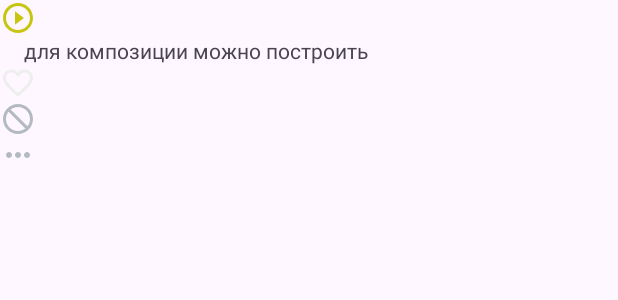
After one commit to SeregaDZEN/MediaPlayer, an Android app: the layout item_track.xml on its own in the app's theme, with its tools: preview values and no code run, on a phone screen of 412 x 824 dp. The commit adds this screen. Shown: the top 300 px of the screen. Run offline under Robolectric (Android 15) with nearby library versions, the phone set to English and light mode, and no system bars.

Commit message:
change adapter and layouts

```diff
--- /dev/null
+++ b/app/src/main/res/drawable/ic_like.xml
@@ -0,0 +1,5 @@
+<vector android:height="24dp" android:tint="#EEEEEE"
+    android:viewportHeight="24" android:viewportWidth="24"
+    android:width="24dp" xmlns:android="http://schemas.android.com/apk/res/android">
+    <path android:fillColor="@android:color/white" android:pathData="M16.5,3c-1.74,0 -3.41,0.81 -4.5,2.09C10.91,3.81 9.24,3 7.5,3 4.42,3 2,5.42 2,8.5c0,3.78 3.4,6.86 8.55,11.54L12,21.35l1.45,-1.32C18.6,15.36 22,12.28 22,8.5 22,5.42 19.58,3 16.5,3zM12.1,18.55l-0.1,0.1 -0.1,-0.1C7.14,14.24 4,11.39 4,8.5 4,6.5 5.5,5 7.5,5c1.54,0 3.04,0.99 3.57,2.36h1.87C13.46,5.99 14.96,5 16.5,5c2,0 3.5,1.5 3.5,3.5 0,2.89 -3.14,5.74 -7.9,10.05z"/>
+</vector>
--- /dev/null
+++ b/app/src/main/res/drawable/ic_menu_horizontal.xml
@@ -0,0 +1,5 @@
+<vector xmlns:android="http://schemas.android.com/apk/res/android" android:height="24dp" android:tint="#B4BBC0" android:viewportHeight="24" android:viewportWidth="24" android:width="24dp">
+
+    <path android:fillColor="@android:color/white" android:pathData="M6,10c-1.1,0 -2,0.9 -2,2s0.9,2 2,2 2,-0.9 2,-2 -0.9,-2 -2,-2zM18,10c-1.1,0 -2,0.9 -2,2s0.9,2 2,2 2,-0.9 2,-2 -0.9,-2 -2,-2zM12,10c-1.1,0 -2,0.9 -2,2s0.9,2 2,2 2,-0.9 2,-2 -0.9,-2 -2,-2z"/>
+
+</vector>
--- /dev/null
+++ b/app/src/main/res/drawable/ic_play.xml
@@ -0,0 +1,5 @@
+<vector xmlns:android="http://schemas.android.com/apk/res/android" android:height="24dp" android:tint="#C7C510" android:viewportHeight="24" android:viewportWidth="24" android:width="24dp">
+
+    <path android:fillColor="@android:color/white" android:pathData="M10,16.5l6,-4.5 -6,-4.5v9zM12,2C6.48,2 2,6.48 2,12s4.48,10 10,10 10,-4.48 10,-10S17.52,2 12,2zM12,20c-4.41,0 -8,-3.59 -8,-8s3.59,-8 8,-8 8,3.59 8,8 -3.59,8 -8,8z"/>
+
+</vector>
--- /dev/null
+++ b/app/src/main/res/drawable/ic_round.xml
@@ -0,0 +1,5 @@
+<vector xmlns:android="http://schemas.android.com/apk/res/android" android:height="24dp" android:tint="#B4BBC0" android:viewportHeight="24" android:viewportWidth="24" android:width="24dp">
+
+    <path android:fillColor="@android:color/white" android:pathData="M12,2C6.48,2 2,6.48 2,12s4.48,10 10,10s10,-4.48 10,-10S17.52,2 12,2zM12,20c-4.42,0 -8,-3.58 -8,-8c0,-1.85 0.63,-3.55 1.69,-4.9L16.9,18.31C15.55,19.37 13.85,20 12,20zM18.31,16.9L7.1,5.69C8.45,4.63 10.15,4 12,4c4.42,0 8,3.58 8,8C20,13.85 19.37,15.55 18.31,16.9z"/>
+
+</vector>
--- /dev/null
+++ b/app/src/main/res/layout/item_track.xml
@@ -0,0 +1,65 @@
+<?xml version="1.0" encoding="utf-8"?>
+<LinearLayout
+    xmlns:android="http://schemas.android.com/apk/res/android"
+    xmlns:app="http://schemas.android.com/apk/res-auto"
+    xmlns:tools="http://schemas.android.com/tools"
+    android:id="@+id/main"
+    android:layout_width="match_parent"
+    android:layout_height="wrap_content"
+    tools:context=".MainActivity"
+    android:orientation="vertical"
+  >
+
+
+
+    <ImageView
+        android:id="@+id/play"
+        android:layout_width="wrap_content"
+        android:layout_height="wrap_content"
+        android:src="@drawable/ic_play" />
+
+    <TextView
+        android:id="@+id/track"
+        android:layout_width="wrap_content"
+        android:layout_height="wrap_content"
+        android:layout_marginLeft="16dp"
+        android:text="для композиции можно построить"/>
+
+    <ImageView
+        android:id="@+id/like"
+        android:layout_width="wrap_content"
+        android:layout_height="wrap_content"
+        android:src="@drawable/ic_like" />
+
+    <ImageView
+        android:id="@+id/round"
+        android:layout_width="wrap_content"
+        android:layout_height="wrap_content"
+        android:src="@drawable/ic_round" />
+    <ImageView
+        android:id="@+id/menu"
+        android:layout_width="wrap_content"
+        android:layout_height="wrap_content"
+        android:src="@drawable/ic_menu_horizontal" />
+
+    <androidx.recyclerview.widget.RecyclerView
+        android:id="@+id/list"
+        android:layout_width="0dp"
+        android:layout_height="0dp"
+        app:layoutManager="androidx.recyclerview.widget.LinearLayoutManager"
+        app:layout_constraintBottom_toBottomOf="parent"
+        app:layout_constraintEnd_toEndOf="parent"
+        app:layout_constraintStart_toStartOf="parent"
+        app:layout_constraintTop_toTopOf="parent"
+        tools:listitem="" />
+
+    <!--    <Button-->
+    <!--        android:id="@+id/playGO"-->
+    <!--        android:layout_width="wrap_content"-->
+    <!--        android:layout_height="wrap_content"-->
+    <!--        android:text="@string/play"-->
+    <!--        app:layout_constraintBottom_toBottomOf="parent"-->
+    <!--        app:layout_constraintEnd_toEndOf="parent"-->
+    <!--        app:layout_constraintStart_toStartOf="parent" />-->
+
+</LinearLayout>
--- a/app/src/main/res/values/strings.xml
+++ b/app/src/main/res/values/strings.xml
@@ -1,4 +1,6 @@
 <resources>
     <string name="app_name">MediaPlayer</string>
     <string name="play">play</string>
+    <string name="delete">delete</string>
+    <string name="edit">edit</string>
 </resources>
```
Also changed, not shown: app/build.gradle.kts (+15 -0 lines), app/src/main/java/ru/netology/mediaplayer/MainActivity.kt (+75 -24 lines), app/src/main/java/ru/netology/mediaplayer/adapter/Adapter.kt (added, +45 -0 lines), app/src/main/java/ru/netology/mediaplayer/api/ApiService.kt (added, +14 -0 lines), app/src/main/java/ru/netology/mediaplayer/dto/Music.kt (added, +18 -0 lines), app/src/main/java/ru/netology/mediaplayer/repository/MusicRepository.kt (added, +13 -0 lines), app/src/main/java/ru/netology/mediaplayer/repository/MusicRepositoryImpl.kt (added, +17 -0 lines), app/src/main/java/ru/netology/mediaplayer/viewmodel/MusicViewModel.kt (added, +8 -0 lines), app/src/main/res/layout/activity_main.xml (+52 -12 lines), app/src/main/res/menu/music_menu.xml (added, +10 -0 lines), gradle/libs.versions.toml (+8 -0 lines).
